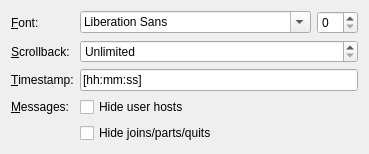
Old version of the form src/wizard/basicsettingspage.ui in the repository communi/communi-desktop.
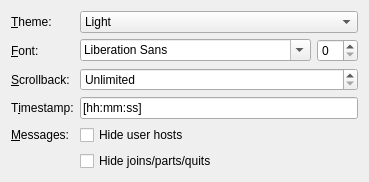
New version of the form.

Commit message: Dark theme

The edit to the form file:
```diff
--- a/src/wizard/basicsettingspage.ui
+++ b/src/wizard/basicsettingspage.ui
@@ -3,7 +3,7 @@
  <class>BasicSettingsPage</class>
  <widget class="QWidget" name="BasicSettingsPage">
   <layout class="QFormLayout" name="formLayout">
-   <item row="0" column="0">
+   <item row="1" column="0">
     <widget class="QLabel" name="label_2">
      <property name="text">
       <string>&amp;Font:</string>
@@ -13,7 +13,7 @@
      </property>
     </widget>
    </item>
-   <item row="0" column="1">
+   <item row="1" column="1">
     <layout class="QHBoxLayout" name="horizontalLayout">
      <item>
       <widget class="QFontComboBox" name="fontComboBox">
@@ -30,7 +30,7 @@
      </item>
     </layout>
    </item>
-   <item row="1" column="0">
+   <item row="2" column="0">
     <widget class="QLabel" name="label_3">
      <property name="text">
       <string>&amp;Scrollback:</string>
@@ -40,7 +40,7 @@
      </property>
     </widget>
    </item>
-   <item row="1" column="1">
+   <item row="2" column="1">
     <widget class="QSpinBox" name="blockSpinBox">
      <property name="specialValueText">
       <string>Unlimited</string>
@@ -56,24 +56,24 @@
      </property>
     </widget>
    </item>
-   <item row="2" column="0">
+   <item row="3" column="0">
     <widget class="QLabel" name="label">
      <property name="text">
-      <string>&amp;Timestamp:</string>
+      <string>T&amp;imestamp:</string>
      </property>
      <property name="buddy">
       <cstring>timeStampEdit</cstring>
      </property>
     </widget>
    </item>
-   <item row="2" column="1">
+   <item row="3" column="1">
     <widget class="QLineEdit" name="timeStampEdit">
      <property name="text">
       <string>[hh:mm:ss]</string>
      </property>
     </widget>
    </item>
-   <item row="3" column="0">
+   <item row="4" column="0">
     <widget class="QLabel" name="label_4">
      <property name="text">
       <string>&amp;Messages:</string>
@@ -83,20 +83,44 @@
      </property>
     </widget>
    </item>
-   <item row="3" column="1">
+   <item row="4" column="1">
     <widget class="QCheckBox" name="stripNicksCheckBox">
      <property name="text">
       <string>Hide user hosts</string>
      </property>
     </widget>
    </item>
-   <item row="4" column="1">
+   <item row="5" column="1">
     <widget class="QCheckBox" name="hideEventsCheckBox">
      <property name="text">
       <string>Hide joins/parts/quits</string>
      </property>
     </widget>
    </item>
+   <item row="0" column="0">
+    <widget class="QLabel" name="label_5">
+     <property name="text">
+      <string>&amp;Theme:</string>
+     </property>
+     <property name="buddy">
+      <cstring>themeComboBox</cstring>
+     </property>
+    </widget>
+   </item>
+   <item row="0" column="1">
+    <widget class="QComboBox" name="themeComboBox">
+     <item>
+      <property name="text">
+       <string>Light</string>
+      </property>
+     </item>
+     <item>
+      <property name="text">
+       <string>Dark</string>
+      </property>
+     </item>
+    </widget>
+   </item>
   </layout>
  </widget>
  <tabstops>
```
Left out of the diff: 2 changed lines with no effect on the pictures. The commit also changes 51 other files.
